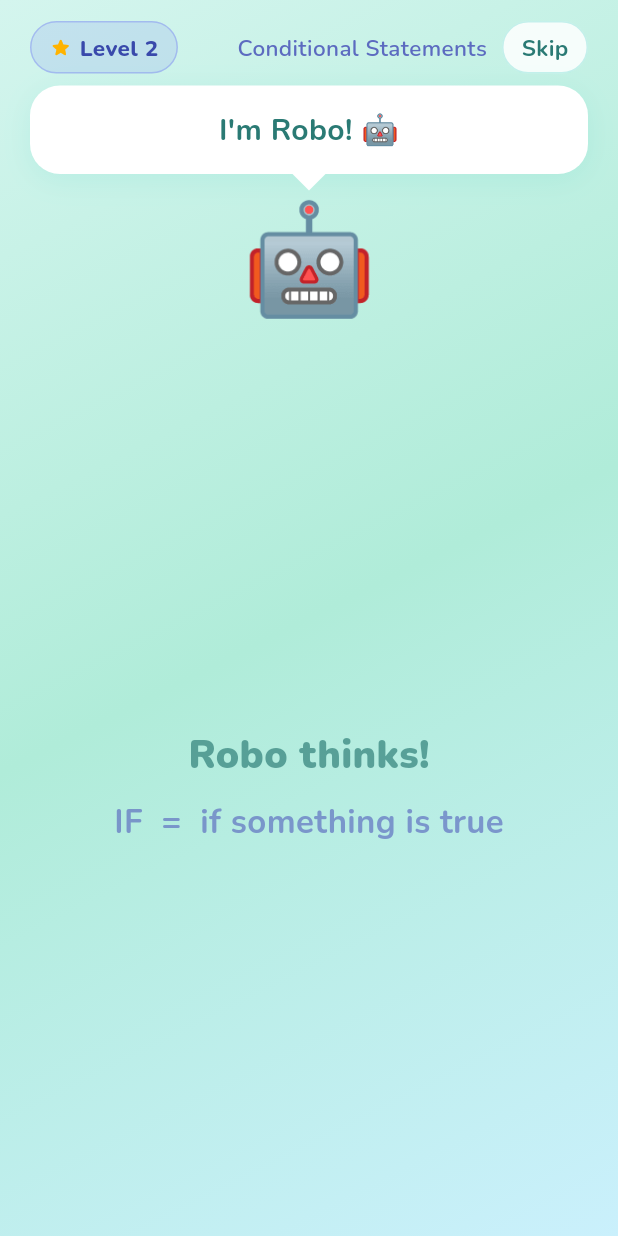
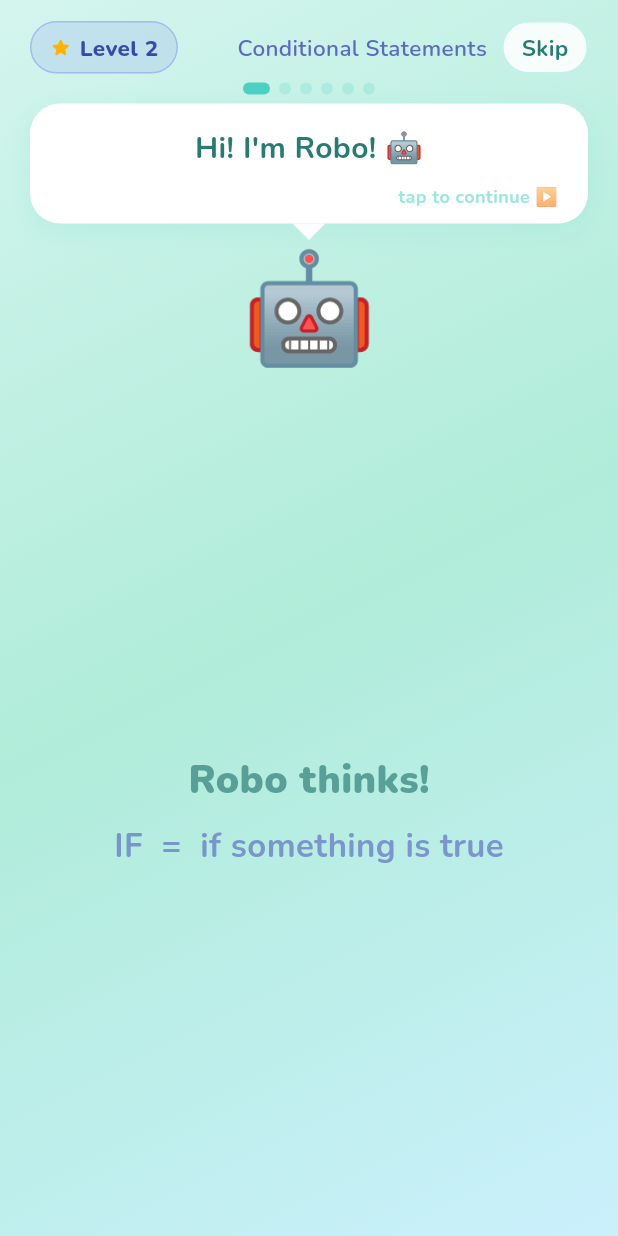
Before and after one commit to DianaGh7/robolearn, a Flutter app: the LevelTwoIntroScreen screen opened directly with sample values from the repository, after a tap on "Skip", on a phone screen of 412 x 824 dp. Run offline on Flutter 3.47's test engine with Material 3 defaults, Android fonts, the light colour scheme and no system bars; drawn by our look-alikes of flutter_animate; our stand-ins replace audioplayers, cloud_firestore, firebase_auth, firebase_core, flutter_tts, font_awesome_flutter and 3 more; accounts and stored records are empty.

Commit message:
tutorial level 2 v2

```diff
--- a/lib/screens/level_two_intro_screen.dart
+++ b/lib/screens/level_two_intro_screen.dart
@@ -1,3 +1,4 @@
+import 'dart:async';
 import 'dart:math' as math;
 import 'package:flutter/material.dart';
 import 'package:flutter_animate/flutter_animate.dart';
@@ -43,6 +44,8 @@ class _LevelTwoIntroScreenState extends State<LevelTwoIntroScreen>
   bool _showSpeech = false;
   bool _celebrating = false;
   bool _showPlayButton = false;
+  Completer<void>? _tapCompleter;
+  bool _showTapHint = false;
 
   late AnimationController _bounceCtrl;
   late Animation<double> _bounce;
@@ -79,6 +82,7 @@ class _LevelTwoIntroScreenState extends State<LevelTwoIntroScreen>
 
   @override
   void dispose() {
+    _tapCompleter?.complete();
     _bounceCtrl.dispose();
     _glowCtrl.dispose();
     _celebCtrl.dispose();
@@ -97,6 +101,19 @@ class _LevelTwoIntroScreenState extends State<LevelTwoIntroScreen>
     setState(() => _showSpeech = false);
   }
 
+  Future<void> _waitForTap() {
+    _tapCompleter = Completer<void>();
+    if (mounted) setState(() => _showTapHint = true);
+    return _tapCompleter!.future;
+  }
+
+  void _onTap() {
+    if (_tapCompleter != null && !_tapCompleter!.isCompleted) {
+      if (mounted) setState(() => _showTapHint = false);
+      _tapCompleter!.complete();
+    }
+  }
+
   // ── Sequence ───────────────────────────────────────────────────────────────
 
   void _run() async {
@@ -105,75 +122,93 @@ class _LevelTwoIntroScreenState extends State<LevelTwoIntroScreen>
     // ── Step 1: Hi! ──────────────────────────────────────────────────────────
     if (!mounted) return;
     setState(() => _step = 1);
-    _say("I'm Robo! 🤖");
-    await _wait(3200);
-    _say("I look at the screen...");
-    await _wait(3200);
-    _say("...and I decide what to do! 🤔");
-    await _wait(3500);
+    _say("Hi! I'm Robo! 🤖");
+    await _waitForTap();
+    if (!mounted) return;
+    _say("I look at things around me...");
+    await _waitForTap();
+    if (!mounted) return;
+    _say("...and decide what to do!\nIF tells me how! 🤔");
+    await _waitForTap();
+    if (!mounted) return;
     _quiet();
-    await _wait(600);
+    await _wait(400);
 
     // ── Step 2: Robot looks at the screen ────────────────────────────────────
     if (!mounted) return;
     setState(() { _step = 2; _showResult = false; });
-    _say("The screen shows a face... 👀");
-    await _wait(3500);
-    _say("Robo looks at the face\nand decides! 🤖");
-    await _wait(4000);
+    _bounceCtrl.stop();
+    _say("The screen shows me a face 📺");
+    await _waitForTap();
+    if (!mounted) return;
+    _say("It could be 😊 happy\nOR 😢 sad");
+    await _waitForTap();
+    if (!mounted) return;
+    _say("I look at it... then I decide!");
+    await _waitForTap();
+    if (!mounted) return;
     _quiet();
-    await _wait(600);
+    await _wait(400);
 
     // ── Step 3: IF → music ───────────────────────────────────────────────────
     if (!mounted) return;
     setState(() { _step = 3; _showResult = false; });
-    _say("IF Robo sees 😊 on screen...");
-    await _wait(3800);
+    _say("IF I see 😊 happy face...");
+    await _waitForTap();
     if (!mounted) return;
     setState(() => _showResult = true);
-    _say("...play music! 🎵");
-    await _wait(4000);
+    _say("...I play music! 🎵\nIF = do this when TRUE ✅");
+    await _waitForTap();
+    if (!mounted) return;
     _quiet();
-    await _wait(600);
+    await _wait(400);
 
     // ── Step 4: ELSE → cry ───────────────────────────────────────────────────
     if (!mounted) return;
     setState(() { _step = 4; _showResult = false; });
-    _say("But if Robo does NOT see 😊...");
-    await _wait(3800);
+    _say("But if I do NOT see 😊...");
+    await _waitForTap();
     if (!mounted) return;
     setState(() => _showResult = true);
-    _say("...ELSE → cry! 😢");
-    await _wait(4500);
+    _say("ELSE → I cry! 😢\nELSE = do this when FALSE ❌");
+    await _waitForTap();
+    if (!mounted) return;
     _quiet();
-    await _wait(600);
+    await _wait(400);
 
     // ── Step 5: ELSE IF ──────────────────────────────────────────────────────
     if (!mounted) return;
     setState(() { _step = 5; _showResult = false; });
-    _say("We can check more\nthan one thing! 🌙☀️");
-    await _wait(4500);
+    _say("I can check MORE than one thing!\nThat's ELSE IF!");
+    await _waitForTap();
     if (!mounted) return;
-    _say("🌙 Moon? → night! 🌃\n☀️ Sun? → morning! 🌅");
-    await _wait(5000);
+    _say("🌙 Moon? → night! 🌃");
+    await _waitForTap();
+    if (!mounted) return;
+    _say("☀️ Sun? → morning! 🌅\nOtherwise → something else!");
+    await _waitForTap();
+    if (!mounted) return;
     _quiet();
-    await _wait(600);
+    await _wait(400);
 
     // ── Step 6: Nested IF ────────────────────────────────────────────────────
     if (!mounted) return;
     setState(() { _step = 6; _showResult = false; });
-    _say("We can even check\ninside another check! 🐾");
-    await _wait(5000);
+    _say("IF can go INSIDE another IF!\nThat's called Nested! 🐾");
+    await _waitForTap();
+    if (!mounted) return;
+    _say("Big animal?\n→ check AGAIN inside!\nTrunk? → 🐘   No trunk? → 🦁");
+    await _waitForTap();
+    if (!mounted) return;
     _quiet();
-    await _wait(600);
+    await _wait(400);
 
     // ── Step 7: Celebrate ────────────────────────────────────────────────────
     if (!mounted) return;
-    _bounceCtrl.stop();
     setState(() { _step = 7; _celebrating = true; });
     _celebCtrl.forward();
-    _say("Now it's YOUR turn!\nHelp Robo think! 🤖✨");
-    await _wait(4500);
+    _say("Amazing! You learned it all! 🌟\nNow it's YOUR turn!");
+    await _waitForTap();
 
     if (!mounted) return;
     setState(() { _showSpeech = false; _showPlayButton = true; });
@@ -215,17 +250,24 @@ class _LevelTwoIntroScreenState extends State<LevelTwoIntroScreen>
             child: Column(
               children: [
                 _header(),
-                const SizedBox(height: 8),
+                const SizedBox(height: 6),
+                if (_step >= 1 && _step <= 6) _progressDots(),
+                const SizedBox(height: 6),
 
-                // Speech bubble
+                // Speech bubble — tappable to advance
                 AnimatedSize(
                   duration: const Duration(milliseconds: 350),
                   curve: Curves.easeInOut,
                   child: _showSpeech
-                      ? Padding(
+                      ? GestureDetector(
+                          onTap: _onTap,
+                          child: Padding(
                             padding: const EdgeInsets.symmetric(horizontal: 20),
                             child: _SpeechBubble(
-                              key: ValueKey(_speech), text: _speech),
+                                key: ValueKey(_speech),
+                                text: _speech,
+                                showHint: _showTapHint),
+                          ),
                         )
                       : const SizedBox.shrink(),
                 ),
@@ -277,6 +319,31 @@ class _LevelTwoIntroScreenState extends State<LevelTwoIntroScreen>
           if (_showPlayButton) _playBtn(btm),
         ],
       ),
+    );
+  }
+
+  // ── Progress dots ──────────────────────────────────────────────────────────
+
+  Widget _progressDots() {
+    const totalSteps = 6;
+    final current = _step.clamp(1, 6);
+    return Row(
+      mainAxisAlignment: MainAxisAlignment.center,
+      children: List.generate(totalSteps, (i) {
+        final done = i < current;
+        return AnimatedContainer(
+          duration: const Duration(milliseconds: 250),
+          margin: const EdgeInsets.symmetric(horizontal: 3),
+          width: done ? 18 : 8,
+          height: 8,
+          decoration: BoxDecoration(
+            color: done
+                ? AppTheme.tealPrimary
+                : AppTheme.tealPrimary.withValues(alpha: 0.22),
+            borderRadius: BorderRadius.circular(4),
+          ),
+        );
+      }),
     );
   }
 
@@ -622,111 +689,88 @@ class _LevelTwoIntroScreenState extends State<LevelTwoIntroScreen>
                     fontWeight: FontWeight.w900,
                     color: AppTheme.tealDark)),
           ),
-          const SizedBox(height: 20),
+          const SizedBox(height: 4),
+          Center(
+            child: Text('Nested = checking again inside!',
+                style: GoogleFonts.nunito(
+                    fontSize: 15,
+                    fontWeight: FontWeight.w700,
+                    color: const Color(0xFF5C6BC0))),
+          ),
+          const SizedBox(height: 16),
 
-          // Outer IF — glowing
+          // Outer IF
           _BigBlock(
-            topTag: 'Outer IF',
-            body: '🐾  big animal?',
+            topTag: 'IF',
+            body: '🐾  Big animal?',
             color: AppTheme.tealPrimary,
             glowValue: g,
           ),
+          const SizedBox(height: 8),
+          _YesNoArrow(label: '✅  YES!', color: const Color(0xFF4CAF50)),
+          const SizedBox(height: 8),
 
-          // Indent inner block
-          Padding(
-            padding: const EdgeInsets.only(left: 28, top: 10),
-            child: IntrinsicHeight(
-              child: Row(
-                crossAxisAlignment: CrossAxisAlignment.stretch,
-                children: [
-                  // Vertical bar — stretches to match content height
+          // Inner nested block
           Container(
-                    width: 4,
-                    margin: const EdgeInsets.only(right: 12),
+            margin: const EdgeInsets.only(left: 20),
+            padding: const EdgeInsets.all(12),
             decoration: BoxDecoration(
-                      color: AppTheme.tealPrimary.withValues(alpha: 0.35),
-                      borderRadius: BorderRadius.circular(2),
+              color: const Color(0xFFF29E4C).withValues(alpha: 0.08),
+              borderRadius: BorderRadius.circular(14),
+              border: Border.all(
+                  color: const Color(0xFFF29E4C).withValues(alpha: 0.45),
+                  width: 2),
             ),
-                  ),
-                  Expanded(
             child: Column(
               crossAxisAlignment: CrossAxisAlignment.stretch,
               children: [
-                        // Inner IF header
-                        Container(
-                          padding: const EdgeInsets.symmetric(
-                              horizontal: 14, vertical: 12),
-                          decoration: BoxDecoration(
-                            color: const Color(0xFFF29E4C).withValues(alpha: 0.15),
-                            borderRadius: BorderRadius.circular(14),
-                            border: Border.all(
-                                color: const Color(0xFFF29E4C).withValues(alpha: 0.5),
-                                width: 2),
-                          ),
-                          child: Column(
-                            crossAxisAlignment: CrossAxisAlignment.start,
-                            children: [
-                              Text('Inner IF',
+                Text('Check INSIDE:',
                     style: GoogleFonts.nunito(
                         fontSize: 13,
                         fontWeight: FontWeight.w900,
                         color: const Color(0xFFF29E4C))),
+                const SizedBox(height: 8),
+                _BigBlock(
+                  topTag: 'IF',
+                  body: '🐽  Has a trunk?',
+                  color: const Color(0xFFF29E4C),
+                  glowValue: 0,
+                ),
+                const SizedBox(height: 10),
+                Row(
+                  children: [
+                    Expanded(
+                      child: Column(
+                        children: [
+                          _YesNoArrow(
+                              label: '✅ YES',
+                              color: const Color(0xFF4CAF50)),
                           const SizedBox(height: 4),
-                              Text('🐽  big nose?',
-                                  style: GoogleFonts.nunito(
-                                      fontSize: 20,
-                                      fontWeight: FontWeight.w900,
-                                      color: const Color(0xFFF29E4C))),
+                          const _ResultBox(
+                              emoji: '🐘',
+                              label: 'elephant!',
+                              color: Color(0xFF4CAF50)),
                         ],
                       ),
                     ),
-                        const SizedBox(height: 8),
-                        // YES → elephant
-                        Row(
+                    const SizedBox(width: 10),
+                    Expanded(
+                      child: Column(
                         children: [
-                            const Icon(Icons.arrow_downward_rounded,
-                                color: Color(0xFF43A047), size: 18),
-                            const SizedBox(width: 4),
-                            Text('YES ✅',
-                                style: GoogleFonts.nunito(
-                                    fontSize: 14,
-                                    fontWeight: FontWeight.w900,
-                                    color: const Color(0xFF43A047))),
-                            const SizedBox(width: 8),
-                            const Expanded(
-                              child: _ResultBox(
-                                  emoji: '🐘',
-                                  label: 'elephant',
-                                  color: Color(0xFF43A047)),
-                            ),
-                          ],
-                        ),
-                        const SizedBox(height: 6),
-                        // NO → lion
-                        Row(
-                          children: [
-                            const Icon(Icons.arrow_downward_rounded,
-                                color: Color(0xFFE57373), size: 18),
-                            const SizedBox(width: 4),
-                            Text('NO ❌',
-                                style: GoogleFonts.nunito(
-                                    fontSize: 14,
-                                    fontWeight: FontWeight.w900,
-                                    color: const Color(0xFFE57373))),
-                            const SizedBox(width: 8),
-                            const Expanded(
-                              child: _ResultBox(
+                          _YesNoArrow(
+                              label: '❌ NO',
+                              color: const Color(0xFFE57373)),
+                          const SizedBox(height: 4),
+                          const _ResultBox(
                               emoji: '🦁',
-                                  label: 'lion',
+                              label: 'lion!',
                               color: Color(0xFF7E8DF1)),
-                            ),
-                          ],
-                        ),
                         ],
                       ),
                     ),
                   ],
                 ),
+              ],
             ),
           ),
         ],
@@ -851,7 +895,8 @@ class _LevelTwoIntroScreenState extends State<LevelTwoIntroScreen>
 
 class _SpeechBubble extends StatelessWidget {
   final String text;
-  const _SpeechBubble({super.key, required this.text});
+  final bool showHint;
+  const _SpeechBubble({super.key, required this.text, this.showHint = false});
 
   @override
   Widget build(BuildContext context) {
@@ -860,7 +905,7 @@ class _SpeechBubble extends StatelessWidget {
       children: [
         Container(
           width: double.infinity,
-          padding: const EdgeInsets.symmetric(horizontal: 20, vertical: 14),
+          padding: const EdgeInsets.fromLTRB(20, 14, 20, 10),
           decoration: BoxDecoration(
             color: Colors.white,
             borderRadius: BorderRadius.circular(20),
@@ -871,7 +916,9 @@ class _SpeechBubble extends StatelessWidget {
                   offset: const Offset(0, 4)),
             ],
           ),
-          child: Text(
+          child: Column(
+            children: [
+              Text(
                 text,
                 textAlign: TextAlign.center,
                 style: GoogleFonts.nunito(
@@ -880,6 +927,24 @@ class _SpeechBubble extends StatelessWidget {
                   color: AppTheme.tealDark,
                   height: 1.55,
                 ),
+              ),
+              if (showHint) ...[
+                const SizedBox(height: 8),
+                Row(
+                  mainAxisAlignment: MainAxisAlignment.end,
+                  children: [
+                    Text(
+                      'tap to continue ▶',
+                      style: GoogleFonts.nunito(
+                        fontSize: 12,
+                        fontWeight: FontWeight.w700,
+                        color: AppTheme.tealPrimary.withValues(alpha: 0.55),
+                      ),
+                    ),
+                  ],
+                ),
+              ],
+            ],
           ),
         ),
         Align(
```
Also changed, not shown: pubspec.lock. Lines whose indentation alone changed are shown as unchanged.
